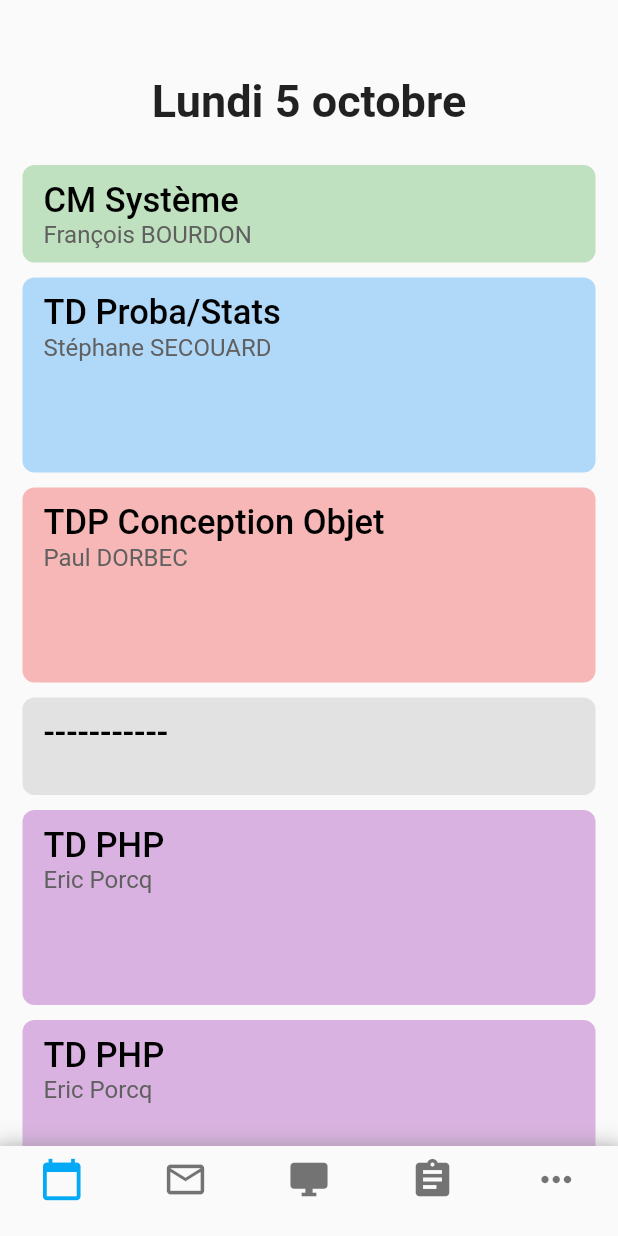
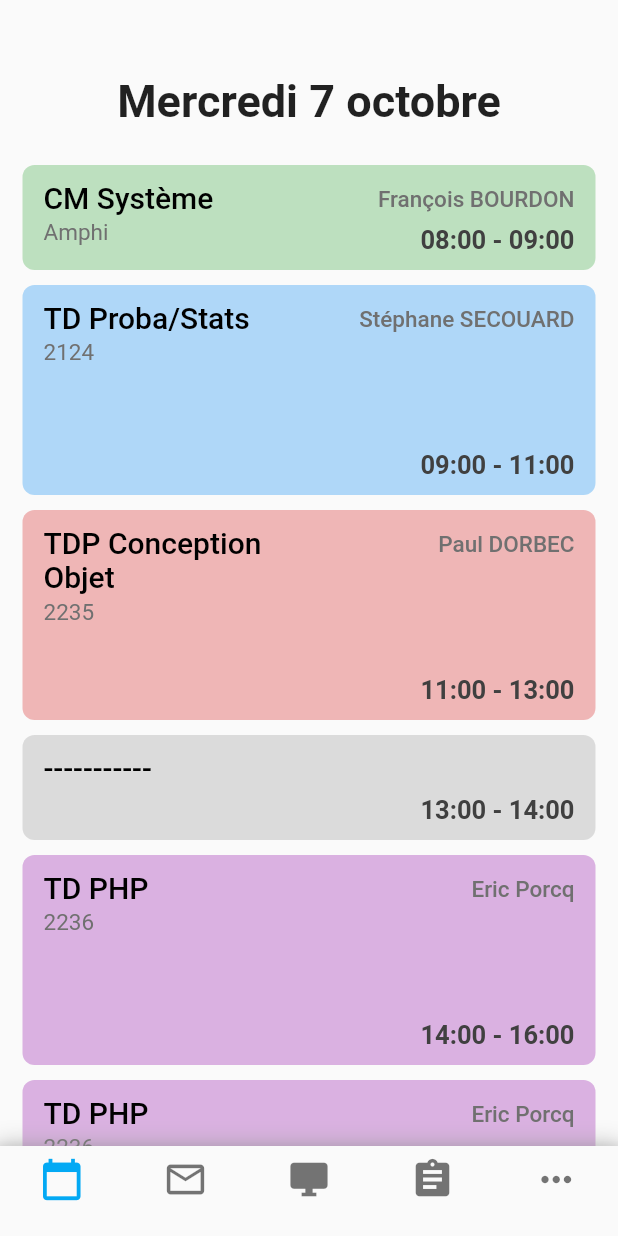
Before and after one commit to Clement-Hellot/EDT-Unicaen, a Flutter app: the screen it shows after launch, on a phone screen of 412 x 824 dp. Run offline on Flutter 3.47's test engine with Material 2 defaults, Android fonts, the phone set to English and light mode, and no system bars.

Commit message:
heures cours

```diff
--- a/proto1/lib/pageEdt.dart
+++ b/proto1/lib/pageEdt.dart
@@ -3,6 +3,8 @@ import 'package:flutter/material.dart';
 class PageEDT extends StatefulWidget {
   @override
   _PageEDTState createState() => _PageEDTState();
+
+  static const tailleHeure = 70;
 }
 
 class _PageEDTState extends State<PageEDT> {
@@ -10,12 +12,12 @@ class _PageEDTState extends State<PageEDT> {
   Widget build(BuildContext context) {
     return SingleChildScrollView(
       child: Container(
-          margin: EdgeInsets.only(top: 50),
+          margin: EdgeInsets.only(top: 50, bottom: 15),
           child: Column(children: [
             Container(
               margin: EdgeInsets.only(bottom: 20),
               child: Text(
-                'Lundi 5 octobre',
+                'Mercredi 7 octobre',
                 style: TextStyle(
                   fontSize: 30,
                   fontWeight: FontWeight.w600,
@@ -27,32 +29,44 @@ class _PageEDTState extends State<PageEDT> {
                 Cours(
                   matiere: Matieres.CM_SYSTEM,
                   prof: 'François BOURDON',
-                  duree: 1,
+                  debut: Horaire(8, 0),
+                  fin: Horaire(9, 0),
+                  salle: 'Amphi',
                 ),
                 Cours(
                   matiere: Matieres.TD_PROBA,
                   prof: 'Stéphane SECOUARD',
-                  duree: 2,
+                  debut: Horaire(9, 0),
+                  fin: Horaire(11, 0),
+                  salle: '2124',
                 ),
                 Cours(
                   matiere: Matieres.TDP_CONCEPTION_OBJET,
                   prof: 'Paul DORBEC',
-                  duree: 2,
+                  debut: Horaire(11, 0),
+                  fin: Horaire(13, 0),
+                  salle: '2235',
                 ),
                 Cours(
                   matiere: Matieres.PAUSE,
                   prof: '',
-                  duree: 1,
+                  debut: Horaire(13, 0),
+                  fin: Horaire(14, 0),
+                  salle: '',
                 ),
                 Cours(
                   matiere: Matieres.TD_PHP,
                   prof: 'Eric Porcq',
-                  duree: 2,
+                  debut: Horaire(14, 0),
+                  fin: Horaire(16, 0),
+                  salle: '2236',
                 ),
                 Cours(
                   matiere: Matieres.TD_PHP,
                   prof: 'Eric Porcq',
-                  duree: 5,
+                  debut: Horaire(16, 0),
+                  fin: Horaire(19, 0),
+                  salle: '2236',
                 ),
               ],
               mainAxisAlignment: MainAxisAlignment.start,
@@ -67,13 +81,20 @@ class Cours extends StatefulWidget {
   @override
   _CoursState createState() => _CoursState();
 
-  Cours({Key key, this.matiere, this.prof, this.salle, this.duree})
+  Cours({Key key, this.matiere, this.prof, this.salle, this.debut, this.fin})
       : super(key: key);
 
   final Matieres matiere;
   final String prof;
   final String salle;
-  final double duree;
+  final Horaire debut;
+  final Horaire fin;
+
+  double get duree => fin.totalHeures - debut.totalHeures;
+
+  String get horaireString {
+    return debut.heureStr + ' - ' + fin.heureStr;
+  }
 }
 
 class _CoursState extends State<Cours> {
@@ -86,35 +107,103 @@ class _CoursState extends State<Cours> {
         right: 15,
         bottom: 5,
       ),
-      padding: EdgeInsets.only(left: 14, top: 10),
-      height: widget.duree * 65,
+      padding: EdgeInsets.only(left: 14, top: 10, right: 14, bottom: 10),
+      height: widget.duree * PageEDT.tailleHeure,
       decoration: BoxDecoration(
-        color: widget.matiere.couleur.withOpacity(0.4),
+        color: widget.matiere.couleur.withOpacity(0.5),
         borderRadius: BorderRadius.all(Radius.circular(8)),
       ),
+      child: Row(
+        children: [
+          Flexible(
+            fit: FlexFit.tight,
             child: Column(
-        crossAxisAlignment: CrossAxisAlignment.stretch,
               children: [
-          Text(
+                Container(
+                  width: double.infinity,
+                  child: Text(
                     widget.matiere.nom,
                     textAlign: TextAlign.left,
                     style: TextStyle(
-              fontSize: 23,
+                      fontSize: 20,
                       color: Colors.black,
                       fontWeight: FontWeight.w500,
                     ),
                   ),
-          Text(
-            widget.prof,
+                ),
+                Container(
+                  margin: EdgeInsets.only(top: 3),
+                  width: double.infinity,
+                  child: Text(
+                    widget.salle,
                     textAlign: TextAlign.left,
                     style: TextStyle(
-              fontSize: 16,
-              color: const Color(0xff606060),
+                      fontSize: 15,
+                      color: const Color(0xff707070),
                     ),
-          )
+                  ),
+                ),
+              ],
+            ),
+          ),
+          Flexible(
+            fit: FlexFit.tight,
+            child: Column(
+              mainAxisAlignment: MainAxisAlignment.spaceBetween,
+              children: [
+                Container(
+                  margin: EdgeInsets.only(top: 4),
+                  width: double.infinity,
+                  child: Text(
+                    widget.prof,
+                    textAlign: TextAlign.right,
+                    style: TextStyle(
+                      color: Color(0xff707070),
+                      fontSize: 15,
+                      fontWeight: FontWeight.w500,
+                    ),
+                  ),
+                ),
+                Container(
+                  margin: EdgeInsets.only(bottom: 0),
+                  width: double.infinity,
+                  child: Text(
+                    widget.horaireString,
+                    textAlign: TextAlign.right,
+                    style: TextStyle(
+                      color: Color(0xff404040),
+                      fontSize: 17,
+                      fontWeight: FontWeight.w600,
+                    ),
+                  ),
+                ),
+              ],
+            ),
+          ),
         ],
       ),
     );
+  }
+}
+
+class Horaire {
+  final int heures;
+  final int minutes;
+
+  Horaire(this.heures, this.minutes);
+
+  int get totalMinutes => heures * 60 + minutes;
+  double get totalHeures => heures + (minutes / 60.0);
+
+  String get heureStr {
+    return toStr2Dig(heures) + ':' + toStr2Dig(minutes);
+  }
+
+  static String toStr2Dig(int n) {
+    if (n < 10)
+      return '0' + n.toString();
+    else
+      return n.toString();
   }
 }
 
@@ -138,15 +227,19 @@ extension Matiere on Matieres {
 
   static final couleurs = {
     Matieres.PAUSE: Colors.grey[400],
-    Matieres.TD_PHP: Colors.purple[400],
-    Matieres.CM_SYSTEM: Colors.green[400],
-    Matieres.TD_PROBA: Colors.blue[400],
-    Matieres.TDP_CONCEPTION_OBJET: Colors.red[400],
+    Matieres.TD_PHP: Colors.purple[300],
+    Matieres.CM_SYSTEM: Colors.green[300],
+    Matieres.TD_PROBA: Colors.blue[300],
+    Matieres.TDP_CONCEPTION_OBJET: Colors.red[300],
   };
 
   String get nom => noms[this];
   Color get couleur => couleurs[this];
 }
+
+// --TODO--
+// - Pauses
+// - Génération edt
 
 // Couleur matière
 //
```
Lines whose indentation alone changed are shown as unchanged.
